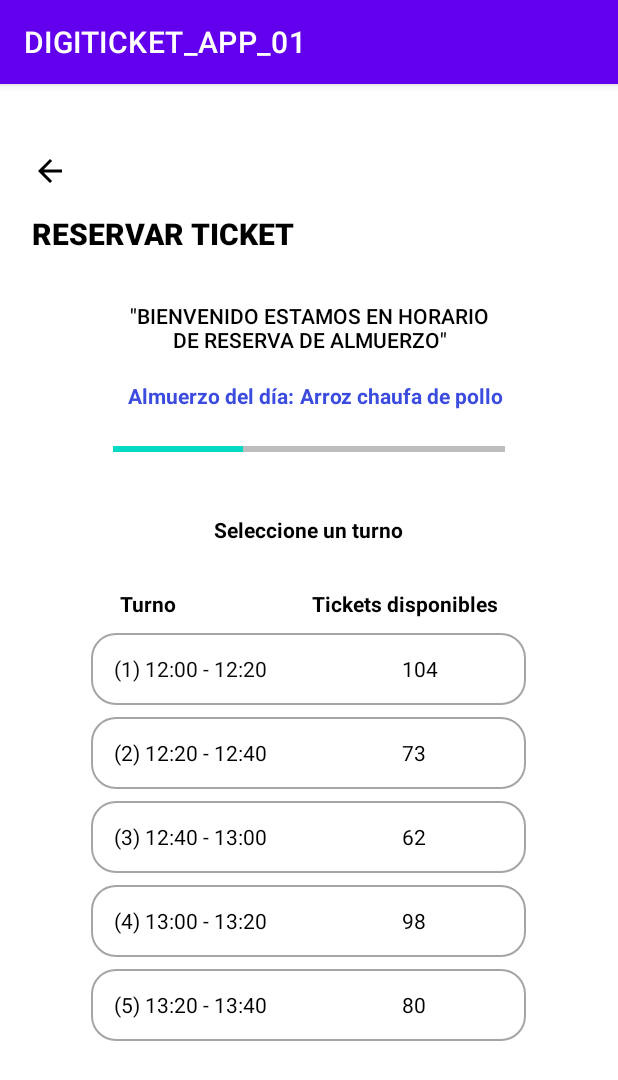
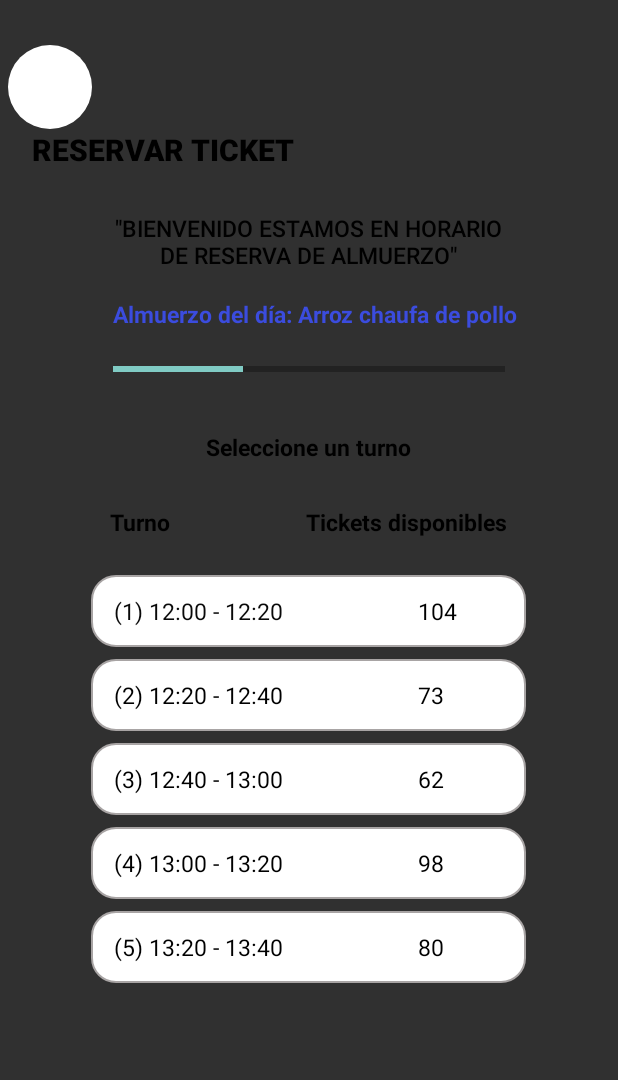
Before and after one commit to anthonyquispev/gsabados_grupo5_frontend_fisi, an Android app: the ReservaTurno screen opened directly, with no data from a screen before it, on a phone screen of 412 x 824 dp. Shown: the top 1080 px of the screen. Run offline under Robolectric (Android 15) with nearby library versions, the phone set to English and light mode, and no system bars.

Commit message:
Agregando fuente 15

```diff
--- a/app/src/main/AndroidManifest.xml
+++ b/app/src/main/AndroidManifest.xml
@@ -10,7 +10,7 @@
         android:label="@string/app_name"
         android:roundIcon="@mipmap/ic_launcher_round"
         android:supportsRtl="true"
-        android:theme="@style/Theme.DIGITICKET_APP_01"
+        android:theme="@style/Theme.AppCompat.NoActionBar"
         android:usesCleartextTraffic="true">
 
         <activity
--- a/app/src/main/res/layout/activity_reserva_turno.xml
+++ b/app/src/main/res/layout/activity_reserva_turno.xml
@@ -52,7 +52,7 @@
 
         <TextView
             android:id="@+id/txtBienvenido"
-            android:layout_width="match_parent"
+            android:layout_width="270dp"
             android:layout_height="wrap_content"
             android:layout_marginLeft="85dp"
             android:layout_marginTop="15dp"
@@ -62,6 +62,7 @@
             android:text='"BIENVENIDO ESTAMOS EN HORARIO DE RESERVA DE ALMUERZO"'
             android:textAlignment="center"
             android:textColor="#000000"
+            android:textSize="15sp"
             android:textStyle="bold" />
 
         <LinearLayout
@@ -73,10 +74,11 @@
                 android:id="@+id/txtAlmuerzoDia"
                 android:layout_width="wrap_content"
                 android:layout_height="wrap_content"
-                android:layout_marginLeft="85dp"
+                android:layout_marginLeft="75dp"
                 android:layout_marginTop="8dp"
                 android:text="Almuerzo del día:"
                 android:textColor="#3B4CDE"
+                android:textSize="15sp"
                 android:textStyle="bold" />
 
             <TextView
@@ -87,6 +89,7 @@
                 android:layout_marginTop="8dp"
                 android:text="Arroz chaufa de pollo"
                 android:textColor="#3B4CDE"
+                android:textSize="15sp"
                 android:textStyle="bold" />
 
         </LinearLayout>
@@ -117,12 +120,14 @@
             android:gravity="top"
             android:text="Seleccione un turno"
             android:textColor="#000000"
+            android:textSize="15sp"
             android:textStyle="bold" />
 
         <LinearLayout
             android:layout_width="match_parent"
             android:layout_height="39dp"
             android:layout_marginTop="10dp"
+            android:layout_marginBottom="15dp"
             android:gravity="center"
             android:orientation="horizontal">
 
@@ -133,6 +138,7 @@
                 android:layout_marginRight="30dp"
                 android:text="Turno"
                 android:textColor="#000000"
+                android:textSize="15sp"
                 android:textStyle="bold" />
 
             <TextView
@@ -142,6 +148,7 @@
                 android:layout_marginLeft="60dp"
                 android:text="Tickets disponibles"
                 android:textColor="#000000"
+                android:textSize="15sp"
                 android:textStyle="bold" />
         </LinearLayout>
 
@@ -164,6 +171,7 @@
                 android:paddingLeft="15dp"
                 android:text="(1) 12:00 - 12:20"
                 android:textColor="#090909"
+                android:textSize="15sp"
                 android:textStyle="bold" />
 
             <TextView
@@ -174,6 +182,7 @@
                 android:fontFamily="sans-serif-thin"
                 android:text="104"
                 android:textColor="#000000"
+                android:textSize="15sp"
                 android:textStyle="bold" />
 
         </LinearLayout>
@@ -197,6 +206,7 @@
                 android:paddingLeft="15dp"
                 android:text="(2) 12:20 - 12:40"
                 android:textColor="#000000"
+                android:textSize="15sp"
                 android:textStyle="bold" />
 
             <TextView
@@ -207,6 +217,7 @@
                 android:fontFamily="sans-serif-thin"
                 android:text="73"
                 android:textColor="#000000"
+                android:textSize="15sp"
                 android:textStyle="bold" />
 
         </LinearLayout>
@@ -230,6 +241,7 @@
                 android:paddingLeft="15dp"
                 android:text="(3) 12:40 - 13:00"
                 android:textColor="#000000"
+                android:textSize="15sp"
                 android:textStyle="bold" />
 
             <TextView
@@ -240,6 +252,7 @@
                 android:fontFamily="sans-serif-thin"
                 android:text="62"
                 android:textColor="#000000"
+                android:textSize="15sp"
                 android:textStyle="bold" />
         </LinearLayout>
 
@@ -262,6 +275,7 @@
                 android:paddingLeft="15dp"
                 android:text="(4) 13:00 - 13:20"
                 android:textColor="#000000"
+                android:textSize="15sp"
                 android:textStyle="bold" />
 
             <TextView
@@ -272,6 +286,7 @@
                 android:fontFamily="sans-serif-thin"
                 android:text="98"
                 android:textColor="#000000"
+                android:textSize="15sp"
                 android:textStyle="bold" />
 
         </LinearLayout>
@@ -294,6 +309,7 @@
                 android:paddingLeft="15dp"
                 android:text="(5) 13:20 - 13:40"
                 android:textColor="#000000"
+                android:textSize="15sp"
                 android:textStyle="bold" />
 
             <TextView
@@ -304,6 +320,7 @@
                 android:fontFamily="sans-serif-thin"
                 android:text="80"
                 android:textColor="#000000"
+                android:textSize="15sp"
                 android:textStyle="bold" />
         </LinearLayout>
 
```
